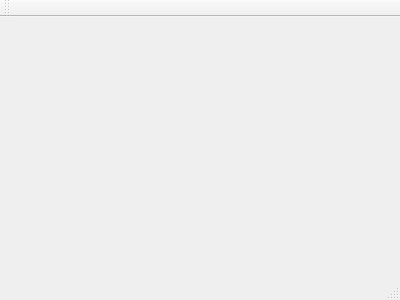
Before: the Qt Designer form mainwindow.ui in n00bi14/cv_practical_course, drawn with Qt 5.
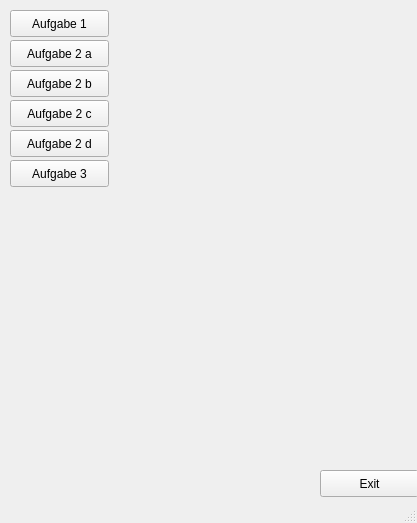
After: the same form once the commit is applied.

Patch:
```diff
--- a/mainwindow.ui
+++ b/mainwindow.ui
@@ -1,24 +1,113 @@
 <ui version="4.0">
  <class>MainWindow</class>
- <widget class="QMainWindow" name="MainWindow" >
-  <property name="geometry" >
+ <widget class="QMainWindow" name="MainWindow">
+  <property name="geometry">
    <rect>
     <x>0</x>
     <y>0</y>
-    <width>400</width>
-    <height>300</height>
+    <width>417</width>
+    <height>523</height>
    </rect>
   </property>
   <property name="windowTitle" >
    <string>MainWindow</string>
   </property>
-  <widget class="QMenuBar" name="menuBar" />
-  <widget class="QToolBar" name="mainToolBar" />
-  <widget class="QWidget" name="centralWidget" />
-  <widget class="QStatusBar" name="statusBar" />
+  <widget class="QWidget" name="centralWidget">
+   <widget class="QPushButton" name="btn_aufgabe1">
+    <property name="geometry">
+     <rect>
+      <x>10</x>
+      <y>10</y>
+      <width>99</width>
+      <height>27</height>
+     </rect>
+    </property>
+    <property name="text">
+     <string>Aufgabe 1</string>
+    </property>
+   </widget>
+   <widget class="QPushButton" name="btn_exit">
+    <property name="geometry">
+     <rect>
+      <x>320</x>
+      <y>470</y>
+      <width>99</width>
+      <height>27</height>
+     </rect>
+    </property>
+    <property name="text">
+     <string>Exit</string>
+    </property>
+   </widget>
+   <widget class="QPushButton" name="btn_aufgabe2a">
+    <property name="geometry">
+     <rect>
+      <x>10</x>
+      <y>40</y>
+      <width>99</width>
+      <height>27</height>
+     </rect>
+    </property>
+    <property name="text">
+     <string>Aufgabe 2 a</string>
+    </property>
+   </widget>
+   <widget class="QPushButton" name="btn_aufgabe2b">
+    <property name="geometry">
+     <rect>
+      <x>10</x>
+      <y>70</y>
+      <width>99</width>
+      <height>27</height>
+     </rect>
+    </property>
+    <property name="text">
+     <string>Aufgabe 2 b</string>
+    </property>
+   </widget>
+   <widget class="QPushButton" name="btn_aufgabe2c">
+    <property name="geometry">
+     <rect>
+      <x>10</x>
+      <y>100</y>
+      <width>99</width>
+      <height>27</height>
+     </rect>
+    </property>
+    <property name="text">
+     <string>Aufgabe 2 c</string>
+    </property>
+   </widget>
+   <widget class="QPushButton" name="btn_aufgabe2d">
+    <property name="geometry">
+     <rect>
+      <x>10</x>
+      <y>130</y>
+      <width>99</width>
+      <height>27</height>
+     </rect>
+    </property>
+    <property name="text">
+     <string>Aufgabe 2 d</string>
+    </property>
+   </widget>
+   <widget class="QPushButton" name="btn_aufgabe3">
+    <property name="geometry">
+     <rect>
+      <x>10</x>
+      <y>160</y>
+      <width>99</width>
+      <height>27</height>
+     </rect>
+    </property>
+    <property name="text">
+     <string>Aufgabe 3</string>
+    </property>
+   </widget>
+  </widget>
+  <widget class="QStatusBar" name="statusBar"/>
  </widget>
- <layoutDefault spacing="6" margin="11" />
- <pixmapfunction></pixmapfunction>
+ <layoutdefault spacing="6" margin="11"/>
  <resources/>
  <connections/>
 </ui>
```
Left out of the diff: 3 changed lines with no effect on the pictures.
